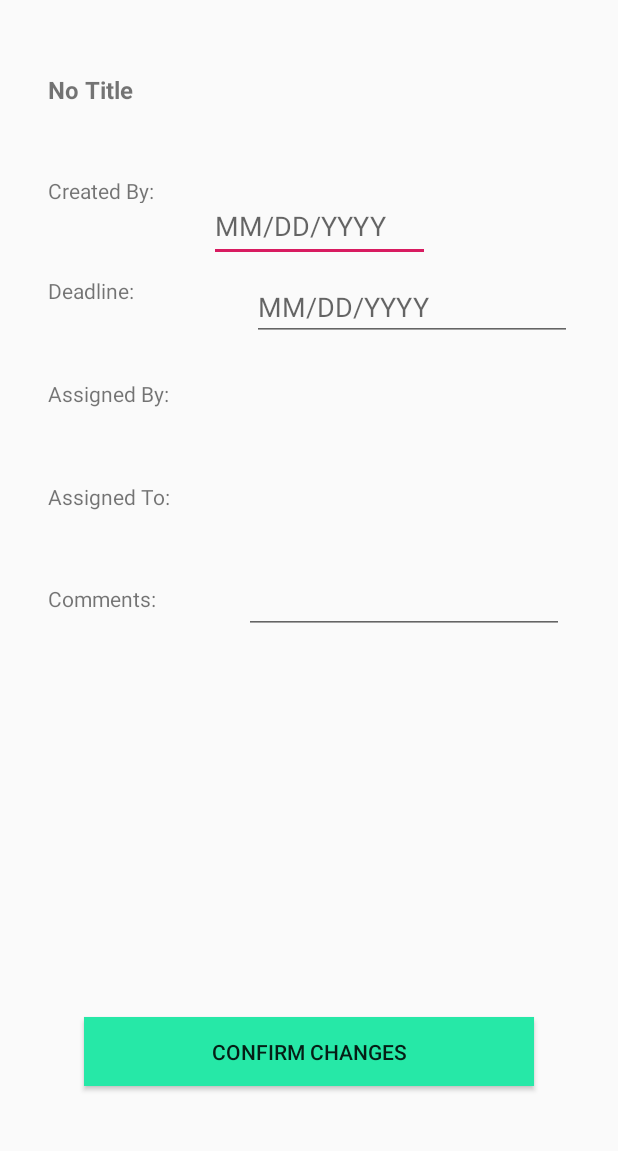
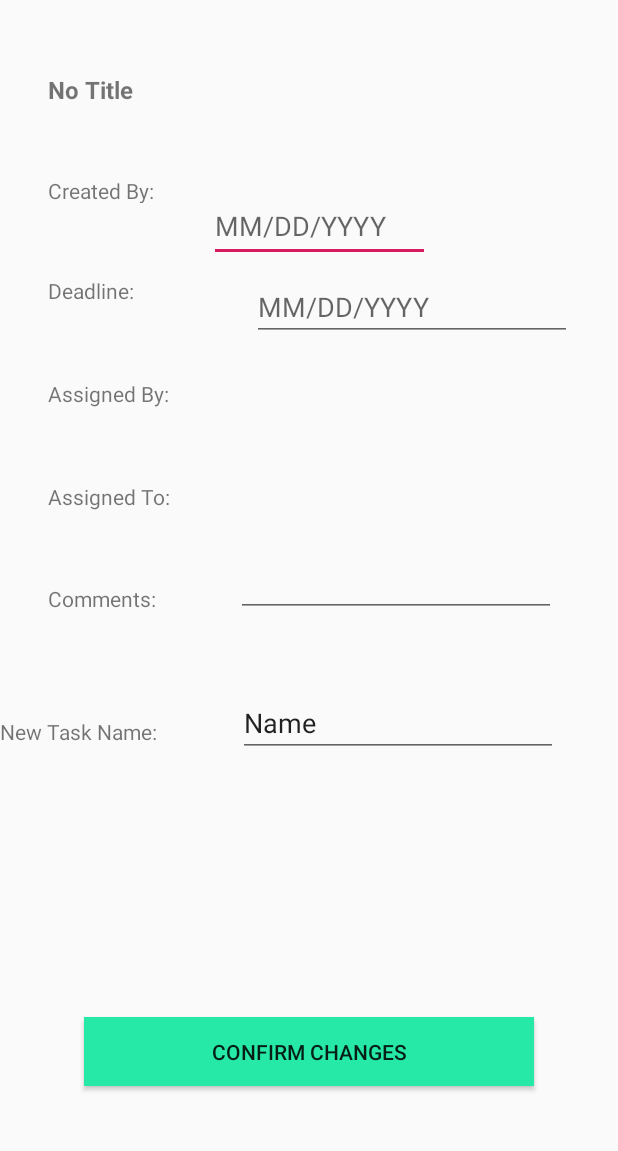
Before and after one commit to jhu-cs-uima-sp19/WeTask, an Android app: the EditTaskActivity screen opened directly, with no data from a screen before it, on a phone screen of 412 x 824 dp, the part 84-1235 px from its top. Run offline under Robolectric (Android 15) with nearby library versions, the phone set to English and light mode, and no system bars; our stand-ins replace Firebase (no records; nobody signed in at launch, a user with empty details on screens opened directly).

Commit message:
add new task name field

```diff
--- a/app/src/main/java/com/example/wetask/EditTaskActivity.java
+++ b/app/src/main/java/com/example/wetask/EditTaskActivity.java
@@ -69,6 +69,7 @@ public class EditTaskActivity extends AppCompatActivity {
         final EditText comment = findViewById(R.id.comments_detail);
         final EditText deadline = findViewById(R.id.deadline_date);
         final EditText create_date = findViewById(R.id.created_date);
+        final EditText new_task_name = findViewById(R.id.newtaskname);
 
         Button button = findViewById(R.id.confirm_changes);
         button.setOnClickListener(new View.OnClickListener() {
@@ -77,12 +78,13 @@ public class EditTaskActivity extends AppCompatActivity {
                 String c_date = create_date.getText().toString();
                 String ddl = deadline.getText().toString();
                 String com = comment.getText().toString();
+                String name = new_task_name.getText().toString();
 
                 Random r = new Random();
                 int tag = r.nextInt();
                 String ID = Integer.toString(tag);
 
-                TaskItem new_task = new TaskItem(ID, ID, "g100", c_date, "jacob", "simon", ddl, com);
+                TaskItem new_task = new TaskItem(name, ID, "g100", c_date, "jacob", "simon", ddl, com);
                 tasks.child(new_task.getTaskId()).setValue(new_task);
                 current_group.addGroupTask(new_task.getTaskId());
                 groups.child("g100").setValue(current_group);
--- a/app/src/main/res/layout/activity_edit_task.xml
+++ b/app/src/main/res/layout/activity_edit_task.xml
@@ -2,6 +2,7 @@
 <androidx.constraintlayout.widget.ConstraintLayout xmlns:android="http://schemas.android.com/apk/res/android"
     xmlns:app="http://schemas.android.com/apk/res-auto"
     xmlns:tools="http://schemas.android.com/tools"
+    android:id="@+id/newTaskName"
     android:layout_width="match_parent"
     android:layout_height="match_parent"
     tools:context=".EditTaskActivity">
@@ -32,8 +33,8 @@
         android:id="@+id/create"
         android:layout_width="82dp"
         android:layout_height="18dp"
+        android:layout_marginStart="32dp"
         android:layout_marginTop="32dp"
-        android:layout_marginStart="32dp"
         android:text="@string/created"
         app:layout_constraintBottom_toTopOf="@+id/deadline"
         app:layout_constraintStart_toStartOf="parent"
@@ -62,21 +63,21 @@
         android:id="@+id/deadline_date"
         android:layout_width="wrap_content"
         android:layout_height="wrap_content"
+        android:layout_marginStart="25dp"
         android:layout_marginBottom="25dp"
-        android:layout_marginStart="25dp"
         android:ems="10"
         android:hint="@string/sample_date"
         android:inputType="date"
         app:layout_constraintBottom_toTopOf="@+id/assignedBy"
         app:layout_constraintEnd_toEndOf="parent"
-        app:layout_constraintStart_toEndOf="@+id/deadline"/>
+        app:layout_constraintStart_toEndOf="@+id/deadline" />
 
     <TextView
         android:id="@+id/deadline"
         android:layout_width="79dp"
         android:layout_height="19dp"
+        android:layout_marginStart="32dp"
         android:layout_marginTop="32dp"
-        android:layout_marginStart="32dp"
         android:text="@string/deadline"
         app:layout_constraintBottom_toTopOf="@+id/assignedBy"
         app:layout_constraintStart_toStartOf="parent"
@@ -97,8 +98,8 @@
         android:id="@+id/assignedTo"
         android:layout_width="93dp"
         android:layout_height="19dp"
+        android:layout_marginStart="32dp"
         android:layout_marginTop="32dp"
-        android:layout_marginStart="32dp"
         android:text="@string/assigned_to"
         app:layout_constraintBottom_toTopOf="@+id/comments"
         app:layout_constraintStart_toStartOf="parent"
@@ -138,8 +139,32 @@
         android:inputType="textMultiLine"
         app:layout_constraintBottom_toBottomOf="@+id/comments"
         app:layout_constraintEnd_toEndOf="parent"
+        app:layout_constraintHorizontal_bias="0.43"
         app:layout_constraintStart_toEndOf="@+id/comments"
-        app:layout_constraintTop_toTopOf="@+id/comments" />
+        app:layout_constraintTop_toTopOf="@+id/comments"
+        app:layout_constraintVertical_bias="1.0" />
+
+    <TextView
+        android:id="@+id/textView"
+        android:layout_width="wrap_content"
+        android:layout_height="wrap_content"
+        android:layout_marginTop="60dp"
+        android:text="New Task Name:"
+        app:layout_constraintBottom_toBottomOf="@+id/newtaskname"
+        app:layout_constraintTop_toBottomOf="@+id/comments"
+        tools:layout_editor_absoluteX="19dp" />
+
+    <EditText
+        android:id="@+id/newtaskname"
+        android:layout_width="wrap_content"
+        android:layout_height="wrap_content"
+        android:layout_marginTop="48dp"
+        android:layout_marginEnd="40dp"
+        android:ems="10"
+        android:inputType="textPersonName"
+        android:text="Name"
+        app:layout_constraintEnd_toEndOf="parent"
+        app:layout_constraintTop_toBottomOf="@+id/comments_detail" />
 
 
 </androidx.constraintlayout.widget.ConstraintLayout>
```
